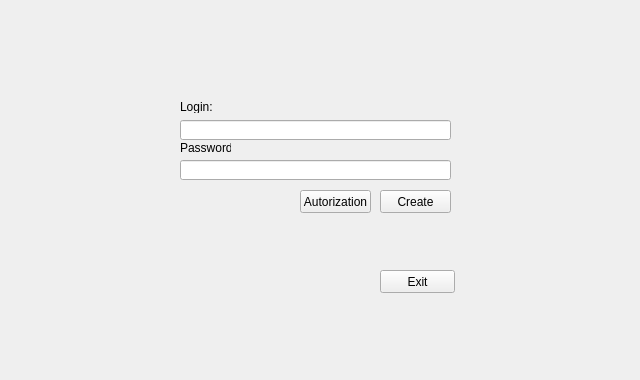
GameTrue/YandexGallery, file third.ui: the form before one commit.
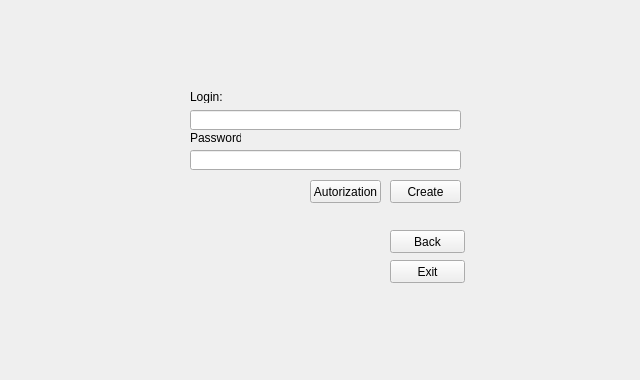
The form after the commit.

Patch:
```diff
--- a/third.ui
+++ b/third.ui
@@ -16,8 +16,8 @@
   <widget class="QPushButton" name="in_3">
    <property name="geometry">
     <rect>
-     <x>300</x>
-     <y>190</y>
+     <x>310</x>
+     <y>180</y>
      <width>71</width>
      <height>23</height>
     </rect>
@@ -29,8 +29,8 @@
   <widget class="QLabel" name="label_5">
    <property name="geometry">
     <rect>
-     <x>180</x>
-     <y>140</y>
+     <x>190</x>
+     <y>130</y>
      <width>51</width>
      <height>16</height>
     </rect>
@@ -42,8 +42,8 @@
   <widget class="QLabel" name="err_3">
    <property name="geometry">
     <rect>
-     <x>230</x>
-     <y>100</y>
+     <x>240</x>
+     <y>90</y>
      <width>221</width>
      <height>16</height>
     </rect>
@@ -59,8 +59,8 @@
   <widget class="QPushButton" name="rg_3">
    <property name="geometry">
     <rect>
-     <x>380</x>
-     <y>190</y>
+     <x>390</x>
+     <y>180</y>
      <width>71</width>
      <height>23</height>
     </rect>
@@ -72,8 +72,8 @@
   <widget class="QPushButton" name="Exit_3">
    <property name="geometry">
     <rect>
-     <x>380</x>
-     <y>270</y>
+     <x>390</x>
+     <y>260</y>
      <width>75</width>
      <height>23</height>
     </rect>
@@ -85,8 +85,8 @@
   <widget class="QLabel" name="label_6">
    <property name="geometry">
     <rect>
-     <x>180</x>
-     <y>100</y>
+     <x>190</x>
+     <y>90</y>
      <width>47</width>
      <height>13</height>
     </rect>
@@ -98,8 +98,8 @@
   <widget class="QLineEdit" name="login_3">
    <property name="geometry">
     <rect>
-     <x>180</x>
-     <y>120</y>
+     <x>190</x>
+     <y>110</y>
      <width>271</width>
      <height>20</height>
     </rect>
@@ -108,13 +108,26 @@
   <widget class="QLineEdit" name="passw_3">
    <property name="geometry">
     <rect>
-     <x>180</x>
-     <y>160</y>
+     <x>190</x>
+     <y>150</y>
      <width>271</width>
      <height>20</height>
     </rect>
    </property>
   </widget>
+  <widget class="QPushButton" name="Back_3">
+   <property name="geometry">
+    <rect>
+     <x>390</x>
+     <y>230</y>
+     <width>75</width>
+     <height>23</height>
+    </rect>
+   </property>
+   <property name="text">
+    <string>Back</string>
+   </property>
+  </widget>
  </widget>
  <resources/>
  <connections/>
```
